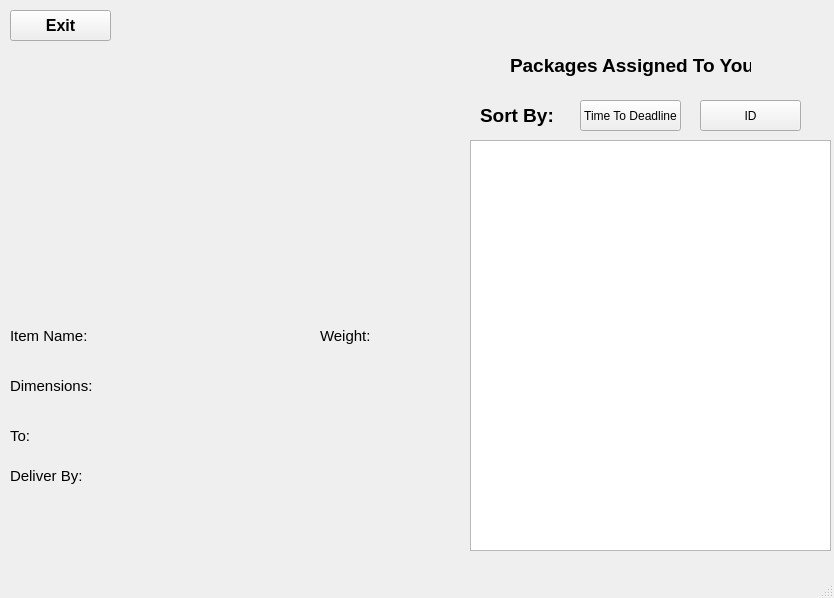
Old version of the form Project_Server/HomePage.ui in the repository deathtaco1231/deathtaco1231-COMP72070-24W-Project4-Group10-Sec3.
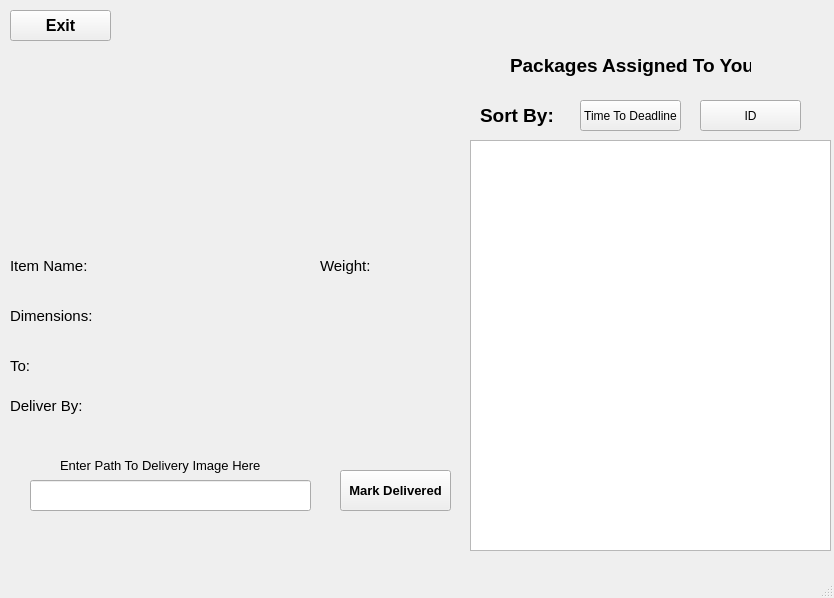
New version of the form.

Diff of the .ui file:
```diff
--- a/Project_Server/HomePage.ui
+++ b/Project_Server/HomePage.ui
@@ -131,8 +131,8 @@
    <widget class="QLabel" name="label_10">
     <property name="geometry">
      <rect>
-      <x>10</x>
-      <y>400</y>
+      <x>0</x>
+      <y>330</y>
       <width>91</width>
       <height>31</height>
      </rect>
@@ -145,7 +145,7 @@
     <property name="geometry">
      <rect>
       <x>90</x>
-      <y>170</y>
+      <y>100</y>
       <width>261</width>
       <height>131</height>
      </rect>
@@ -158,7 +158,7 @@
     <property name="geometry">
      <rect>
       <x>80</x>
-      <y>140</y>
+      <y>70</y>
       <width>331</width>
       <height>21</height>
      </rect>
@@ -177,7 +177,7 @@
     <property name="geometry">
      <rect>
       <x>10</x>
-      <y>420</y>
+      <y>350</y>
       <width>411</width>
       <height>31</height>
      </rect>
@@ -195,7 +195,7 @@
     <property name="geometry">
      <rect>
       <x>320</x>
-      <y>320</y>
+      <y>250</y>
       <width>151</width>
       <height>31</height>
      </rect>
@@ -213,7 +213,7 @@
     <property name="geometry">
      <rect>
       <x>10</x>
-      <y>370</y>
+      <y>300</y>
       <width>461</width>
       <height>31</height>
      </rect>
@@ -231,7 +231,7 @@
     <property name="geometry">
      <rect>
       <x>10</x>
-      <y>320</y>
+      <y>250</y>
       <width>291</width>
       <height>31</height>
      </rect>
@@ -249,7 +249,7 @@
     <property name="geometry">
      <rect>
       <x>10</x>
-      <y>460</y>
+      <y>390</y>
       <width>201</width>
       <height>31</height>
      </rect>
@@ -263,6 +263,72 @@
      <string>Deliver By:</string>
     </property>
    </widget>
+   <widget class="QPushButton" name="deliveredBtn">
+    <property name="geometry">
+     <rect>
+      <x>340</x>
+      <y>470</y>
+      <width>111</width>
+      <height>41</height>
+     </rect>
+    </property>
+    <property name="font">
+     <font>
+      <pointsize>10</pointsize>
+      <bold>true</bold>
+     </font>
+    </property>
+    <property name="text">
+     <string>Mark Delivered</string>
+    </property>
+   </widget>
+   <widget class="QLineEdit" name="deliveryimgline">
+    <property name="geometry">
+     <rect>
+      <x>30</x>
+      <y>480</y>
+      <width>281</width>
+      <height>31</height>
+     </rect>
+    </property>
+   </widget>
+   <widget class="QLabel" name="deliverdateLabel_2">
+    <property name="geometry">
+     <rect>
+      <x>60</x>
+      <y>450</y>
+      <width>211</width>
+      <height>31</height>
+     </rect>
+    </property>
+    <property name="font">
+     <font>
+      <pointsize>10</pointsize>
+     </font>
+    </property>
+    <property name="text">
+     <string>Enter Path To Delivery Image Here</string>
+    </property>
+   </widget>
+   <widget class="QLabel" name="errorLabel">
+    <property name="geometry">
+     <rect>
+      <x>50</x>
+      <y>520</y>
+      <width>251</width>
+      <height>31</height>
+     </rect>
+    </property>
+    <property name="font">
+     <font>
+      <pointsize>10</pointsize>
+      <bold>true</bold>
+     </font>
+    </property>
+    <property name="text">
+     <string/>
+    </property>
+   </widget>
   </widget>
   <widget class="QMenuBar" name="menubar">
    <property name="geometry">
```
